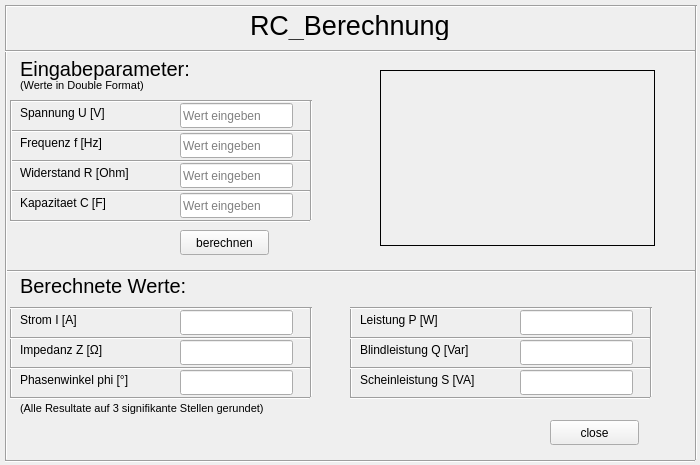
Qt form CalcApplication/BerechnungRC.ui (yannickflepp/PmSwEng) before a commit.
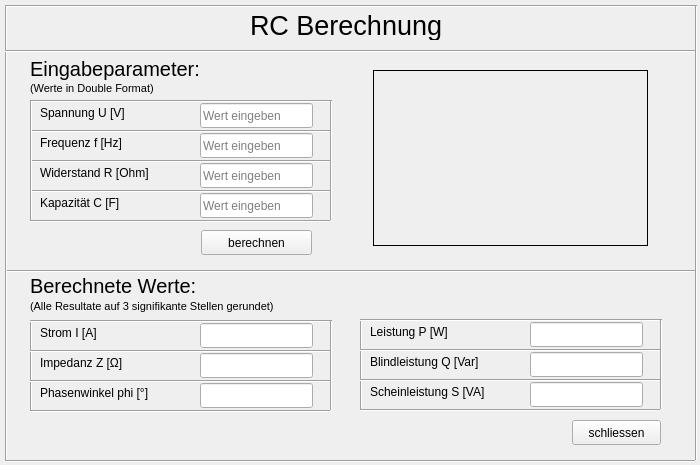
The same form after that commit. Icons and pictures are not drawn.

Commit message: Finalisierung Berechnung und Layout

Diff of the .ui file:
```diff
--- a/CalcApplication/BerechnungRC.ui
+++ b/CalcApplication/BerechnungRC.ui
@@ -28,26 +28,26 @@
     </font>
    </property>
    <property name="text">
-    <string>RC_Berechnung</string>
+    <string>RC Berechnung</string>
    </property>
   </widget>
   <widget class="QPushButton" name="pushButton">
    <property name="geometry">
     <rect>
-     <x>550</x>
+     <x>572</x>
      <y>420</y>
      <width>89</width>
      <height>25</height>
     </rect>
    </property>
    <property name="text">
-    <string>close</string>
+    <string>schliessen</string>
    </property>
   </widget>
   <widget class="QLabel" name="pictureRL">
    <property name="geometry">
     <rect>
-     <x>380</x>
+     <x>373</x>
      <y>70</y>
      <width>275</width>
      <height>176</height>
@@ -72,7 +72,7 @@
   <widget class="QLabel" name="spannungTxt">
    <property name="geometry">
     <rect>
-     <x>20</x>
+     <x>40</x>
      <y>103</y>
      <width>150</width>
      <height>20</height>
@@ -85,7 +85,7 @@
   <widget class="QLabel" name="frequenzTxt">
    <property name="geometry">
     <rect>
-     <x>20</x>
+     <x>40</x>
      <y>133</y>
      <width>150</width>
      <height>20</height>
@@ -98,7 +98,7 @@
   <widget class="QLabel" name="widerstandTxt">
    <property name="geometry">
     <rect>
-     <x>20</x>
+     <x>40</x>
      <y>163</y>
      <width>150</width>
      <height>20</height>
@@ -111,20 +111,20 @@
   <widget class="QLabel" name="kapazitaetTxt">
    <property name="geometry">
     <rect>
-     <x>20</x>
+     <x>40</x>
      <y>193</y>
      <width>150</width>
      <height>20</height>
     </rect>
    </property>
    <property name="text">
-    <string>Kapazitaet C [F]</string>
+    <string>Kapazität C [F]</string>
    </property>
   </widget>
   <widget class="QLabel" name="eingabeTxt">
    <property name="geometry">
     <rect>
-     <x>20</x>
+     <x>30</x>
      <y>53</y>
      <width>181</width>
      <height>31</height>
@@ -142,7 +142,7 @@
   <widget class="QLineEdit" name="spannungIn">
    <property name="geometry">
     <rect>
-     <x>180</x>
+     <x>200</x>
      <y>103</y>
      <width>113</width>
      <height>25</height>
@@ -158,7 +158,7 @@
   <widget class="QLineEdit" name="frequenzIn">
    <property name="geometry">
     <rect>
-     <x>180</x>
+     <x>200</x>
      <y>133</y>
      <width>113</width>
      <height>25</height>
@@ -171,7 +171,7 @@
   <widget class="QLineEdit" name="widerstandIn">
    <property name="geometry">
     <rect>
-     <x>180</x>
+     <x>200</x>
      <y>163</y>
      <width>113</width>
      <height>25</height>
@@ -184,7 +184,7 @@
   <widget class="QLineEdit" name="kapazitaetIn">
    <property name="geometry">
     <rect>
-     <x>180</x>
+     <x>200</x>
      <y>193</y>
      <width>113</width>
      <height>25</height>
@@ -197,7 +197,7 @@
   <widget class="QLabel" name="ausgabeTxt">
    <property name="geometry">
     <rect>
-     <x>20</x>
+     <x>30</x>
      <y>270</y>
      <width>181</width>
      <height>31</height>
@@ -215,7 +215,7 @@
   <widget class="Line" name="line">
    <property name="geometry">
     <rect>
-     <x>10</x>
+     <x>30</x>
      <y>100</y>
      <width>300</width>
      <height>3</height>
@@ -228,7 +228,7 @@
   <widget class="Line" name="line_2">
    <property name="geometry">
     <rect>
-     <x>10</x>
+     <x>30</x>
      <y>160</y>
      <width>300</width>
      <height>3</height>
@@ -241,7 +241,7 @@
   <widget class="Line" name="line_3">
    <property name="geometry">
     <rect>
-     <x>10</x>
+     <x>30</x>
      <y>220</y>
      <width>300</width>
      <height>3</height>
@@ -254,7 +254,7 @@
   <widget class="Line" name="line_4">
    <property name="geometry">
     <rect>
-     <x>10</x>
+     <x>30</x>
      <y>190</y>
      <width>300</width>
      <height>3</height>
@@ -267,7 +267,7 @@
   <widget class="Line" name="line_5">
    <property name="geometry">
     <rect>
-     <x>10</x>
+     <x>30</x>
      <y>130</y>
      <width>300</width>
      <height>3</height>
@@ -280,7 +280,7 @@
   <widget class="Line" name="line_6">
    <property name="geometry">
     <rect>
-     <x>310</x>
+     <x>330</x>
      <y>100</y>
      <width>3</width>
      <height>120</height>
@@ -293,7 +293,7 @@
   <widget class="Line" name="line_7">
    <property name="geometry">
     <rect>
-     <x>10</x>
+     <x>30</x>
      <y>100</y>
      <width>3</width>
      <height>120</height>
@@ -306,8 +306,8 @@
   <widget class="QLabel" name="impedanzTxt">
    <property name="geometry">
     <rect>
-     <x>20</x>
-     <y>340</y>
+     <x>40</x>
+     <y>353</y>
      <width>150</width>
      <height>20</height>
     </rect>
@@ -319,8 +319,8 @@
   <widget class="Line" name="line_8">
    <property name="geometry">
     <rect>
-     <x>10</x>
-     <y>307</y>
+     <x>30</x>
+     <y>320</y>
      <width>3</width>
      <height>90</height>
     </rect>
@@ -332,8 +332,8 @@
   <widget class="QLineEdit" name="phasenwinkelOut">
    <property name="geometry">
     <rect>
-     <x>180</x>
-     <y>370</y>
+     <x>200</x>
+     <y>383</y>
      <width>113</width>
      <height>25</height>
     </rect>
@@ -345,8 +345,8 @@
   <widget class="QLineEdit" name="impedanzOut">
    <property name="geometry">
     <rect>
-     <x>180</x>
-     <y>340</y>
+     <x>200</x>
+     <y>353</y>
      <width>113</width>
      <height>25</height>
     </rect>
@@ -358,8 +358,8 @@
   <widget class="Line" name="line_9">
    <property name="geometry">
     <rect>
-     <x>10</x>
-     <y>367</y>
+     <x>30</x>
+     <y>380</y>
      <width>300</width>
      <height>3</height>
     </rect>
@@ -371,8 +371,8 @@
   <widget class="Line" name="line_10">
    <property name="geometry">
     <rect>
-     <x>10</x>
-     <y>307</y>
+     <x>30</x>
+     <y>320</y>
      <width>300</width>
      <height>3</height>
     </rect>
@@ -384,8 +384,8 @@
   <widget class="Line" name="line_11">
    <property name="geometry">
     <rect>
-     <x>10</x>
-     <y>337</y>
+     <x>30</x>
+     <y>350</y>
      <width>300</width>
      <height>3</height>
     </rect>
@@ -397,8 +397,8 @@
   <widget class="QLabel" name="stromTxt">
    <property name="geometry">
     <rect>
-     <x>20</x>
-     <y>310</y>
+     <x>40</x>
+     <y>323</y>
      <width>150</width>
      <height>20</height>
     </rect>
@@ -410,8 +410,8 @@
   <widget class="QLabel" name="phasenwinkelTxt">
    <property name="geometry">
     <rect>
-     <x>20</x>
-     <y>370</y>
+     <x>40</x>
+     <y>383</y>
      <width>150</width>
      <height>20</height>
     </rect>
@@ -423,8 +423,8 @@
   <widget class="Line" name="line_12">
    <property name="geometry">
     <rect>
-     <x>310</x>
-     <y>307</y>
+     <x>330</x>
+     <y>320</y>
      <width>3</width>
      <height>90</height>
     </rect>
@@ -436,8 +436,8 @@
   <widget class="QLineEdit" name="stromOut">
    <property name="geometry">
     <rect>
-     <x>180</x>
-     <y>310</y>
+     <x>200</x>
+     <y>323</y>
      <width>113</width>
      <height>25</height>
     </rect>
@@ -455,8 +455,8 @@
   <widget class="Line" name="line_13">
    <property name="geometry">
     <rect>
-     <x>10</x>
-     <y>397</y>
+     <x>30</x>
+     <y>410</y>
      <width>300</width>
      <height>3</height>
     </rect>
@@ -468,8 +468,8 @@
   <widget class="QLineEdit" name="blindleistungOut">
    <property name="geometry">
     <rect>
-     <x>520</x>
-     <y>340</y>
+     <x>530</x>
+     <y>352</y>
      <width>113</width>
      <height>25</height>
     </rect>
@@ -481,8 +481,8 @@
   <widget class="Line" name="line_14">
    <property name="geometry">
     <rect>
-     <x>350</x>
-     <y>307</y>
+     <x>360</x>
+     <y>319</y>
      <width>3</width>
      <height>90</height>
     </rect>
@@ -494,8 +494,8 @@
   <widget class="QLineEdit" name="leistungOut">
    <property name="geometry">
     <rect>
-     <x>520</x>
-     <y>310</y>
+     <x>530</x>
+     <y>322</y>
      <width>113</width>
      <height>25</height>
     </rect>
@@ -507,8 +507,8 @@
   <widget class="Line" name="line_15">
    <property name="geometry">
     <rect>
-     <x>350</x>
-     <y>397</y>
+     <x>360</x>
+     <y>409</y>
      <width>300</width>
      <height>3</height>
     </rect>
@@ -520,8 +520,8 @@
   <widget class="QLabel" name="blindleistungTxt">
    <property name="geometry">
     <rect>
-     <x>360</x>
-     <y>340</y>
+     <x>370</x>
+     <y>352</y>
      <width>150</width>
      <height>20</height>
     </rect>
@@ -533,8 +533,8 @@
   <widget class="Line" name="line_16">
    <property name="geometry">
     <rect>
-     <x>350</x>
-     <y>367</y>
+     <x>360</x>
+     <y>379</y>
      <width>300</width>
      <height>3</height>
     </rect>
@@ -546,8 +546,8 @@
   <widget class="QLineEdit" name="scheinleistungOut">
    <property name="geometry">
     <rect>
-     <x>520</x>
-     <y>370</y>
+     <x>530</x>
+     <y>382</y>
      <width>113</width>
      <height>25</height>
     </rect>
@@ -559,8 +559,8 @@
   <widget class="Line" name="line_17">
    <property name="geometry">
     <rect>
-     <x>350</x>
-     <y>307</y>
+     <x>360</x>
+     <y>319</y>
      <width>300</width>
      <height>3</height>
     </rect>
@@ -572,8 +572,8 @@
   <widget class="Line" name="line_18">
    <property name="geometry">
     <rect>
-     <x>350</x>
-     <y>337</y>
+     <x>360</x>
+     <y>349</y>
      <width>300</width>
      <height>3</height>
     </rect>
@@ -585,8 +585,8 @@
   <widget class="Line" name="line_19">
    <property name="geometry">
     <rect>
-     <x>650</x>
-     <y>307</y>
+     <x>660</x>
+     <y>319</y>
      <width>3</width>
      <height>90</height>
     </rect>
@@ -598,8 +598,8 @@
   <widget class="QLabel" name="leistungTxt">
    <property name="geometry">
     <rect>
-     <x>360</x>
-     <y>310</y>
+     <x>370</x>
+     <y>322</y>
      <width>150</width>
      <height>20</height>
     </rect>
@@ -611,8 +611,8 @@
   <widget class="QLabel" name="scheinleistungTxt">
    <property name="geometry">
     <rect>
-     <x>360</x>
-     <y>370</y>
+     <x>370</x>
+     <y>382</y>
      <width>150</width>
      <height>20</height>
     </rect>
@@ -730,9 +730,9 @@
   <widget class="QPushButton" name="calculate">
    <property name="geometry">
     <rect>
-     <x>180</x>
+     <x>201</x>
      <y>230</y>
-     <width>89</width>
+     <width>111</width>
      <height>25</height>
     </rect>
    </property>
@@ -743,8 +743,8 @@
   <widget class="QLabel" name="label">
    <property name="geometry">
     <rect>
-     <x>20</x>
-     <y>77</y>
+     <x>30</x>
+     <y>80</y>
      <width>181</width>
      <height>17</height>
     </rect>
@@ -761,10 +761,10 @@
   <widget class="QLabel" name="label_2">
    <property name="geometry">
     <rect>
-     <x>20</x>
-     <y>400</y>
-     <width>361</width>
-     <height>17</height>
+     <x>30</x>
+     <y>296</y>
+     <width>291</width>
+     <height>20</height>
     </rect>
    </property>
    <property name="font">
```
Left out of the diff: 4 changed lines with no effect on the pictures. The commit also changes 8 other files.
